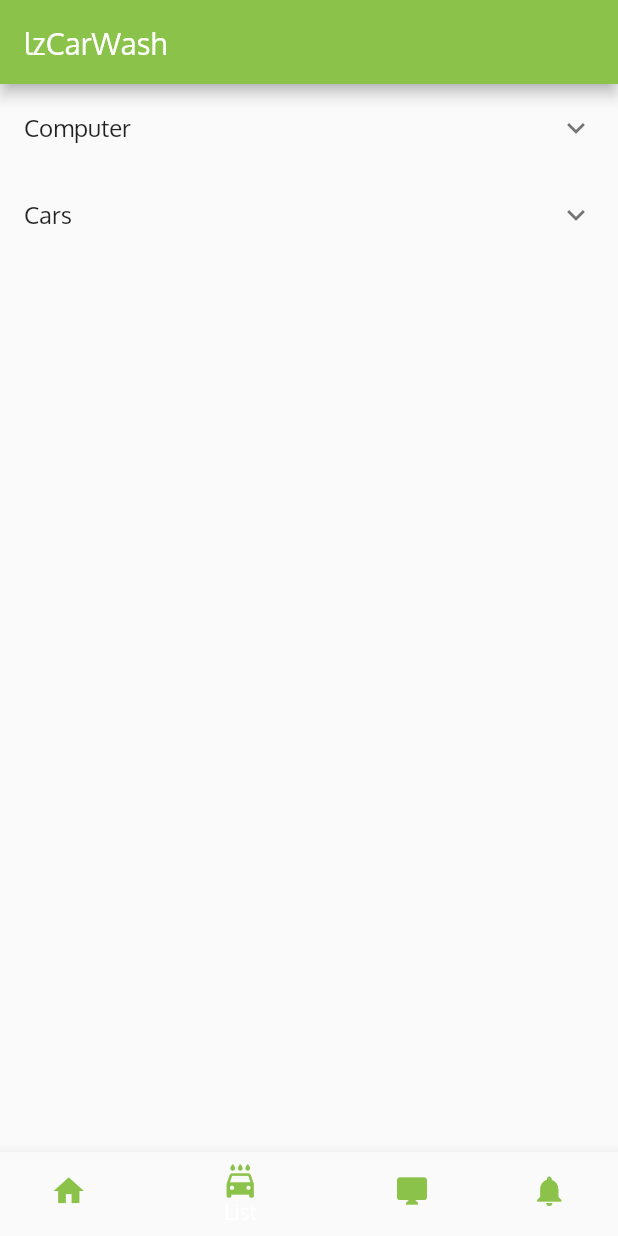
After one commit to johanwaluyo/Project-Flutter, a Flutter app: the MyApp screen opened directly, item 2 of the bottom bar chosen, on a phone screen of 412 x 824 dp. The commit adds this screen. Run offline on Flutter 3.47's test engine with Material 2 defaults, Android fonts, the phone set to English and light mode, and no system bars; missing offline and left inert: booking; statements that could not run were skipped.

Commit message:
add new project study case
grid listView and Tile

```diff
--- a/booking_ui/lib/main.dart
+++ b/booking_ui/lib/main.dart
@@ -16,7 +16,9 @@ ThemeData appTheme = ThemeData(
   fontFamily: 'Oxygen'
 );
 
+int menuItemNo = 0;
 List<String> location = ['Tg Balai Karimun (TBK)','Batam (BTM)'];
+
 
 class HomeScreen extends StatelessWidget{
   @override
--- /dev/null
+++ b/lzcarwash/lib/main.dart
@@ -0,0 +1,52 @@
+import 'package:flutter/material.dart';
+import 'package:lzcarwash/pages/grid_listview.dart';
+import 'package:lzcarwash/pages/tiles.dart';
+
+void main() => runApp(MaterialApp(
+  home:MyApp(),
+  theme: appTheme,
+));
+
+ThemeData appTheme = ThemeData(
+  primaryColor: Colors.lightGreen,
+);
+
+class MyApp extends StatefulWidget {
+  @override
+  _MyAppState createState() => _MyAppState();
+}
+
+class _MyAppState extends State<MyApp> {
+  int index = 0 ;
+  List<Widget> pages = [
+    GridListView(),
+    Tiles(),
+    Container(color: Colors.lightBlue,),
+    Container(color: Colors.orangeAccent,),
+  ];
+  @override
+  Widget build(BuildContext context) {
+    return Scaffold(
+      appBar: AppBar(
+        backgroundColor: appTheme.primaryColor,
+        title: Text('lzCarWash',style: TextStyle(color: Colors.white),),
+      ),
+      bottomNavigationBar: BottomNavigationBar(
+        type: BottomNavigationBarType.shifting,
+        onTap: (int idx){
+          setState(() {
+            index=idx;
+          });
+        },
+        currentIndex: index ,
+        items: [
+          BottomNavigationBarItem(title: Text('Home',style: TextStyle(color: appTheme.primaryColor),), icon: Icon(Icons.home, color: appTheme.primaryColor,)),
+          BottomNavigationBarItem(title: Text('List',style: TextStyle(color: appTheme.primaryColor),),icon: Icon(Icons.local_car_wash, color: appTheme.primaryColor,)),
+          BottomNavigationBarItem(title: Text('Data',style: TextStyle(color: appTheme.primaryColor),),icon: Icon(Icons.desktop_mac, color: appTheme.primaryColor,)),
+          BottomNavigationBarItem(title: Text('Notification',style: TextStyle(color: appTheme.primaryColor),),icon: Icon(Icons.notifications, color: appTheme.primaryColor,)),
+        ],
+      ),
+      body: pages[index],
+    );
+  }
+}
--- /dev/null
+++ b/lzcarwash/lib/pages/tiles.dart
@@ -0,0 +1,81 @@
+import 'package:flutter/material.dart';
+
+class MyTile{
+  String title;
+  List<MyTile> children;
+  MyTile(this.title,[this.children =const <MyTile>[]]);
+}
+
+class StuffInTiles extends StatelessWidget {
+  final MyTile myTile;
+  StuffInTiles(this.myTile);
+
+  @override
+  Widget build(BuildContext context) {
+    return _buildTiles(myTile);
+  }
+
+  Widget _buildTiles(MyTile t) {
+    if (t.children.isEmpty)
+      return new ListTile(
+          dense: true,
+          enabled: true,
+          isThreeLine: false,
+          onLongPress: () => print("long press"),
+          onTap: () => print("tap"),
+          subtitle: new Text("Subtitle"),
+          leading: new Text("Leading"),
+          selected: true,
+          trailing: new Text("trailing"),
+          title: new Text(t.title));
+
+    return new ExpansionTile(
+      key: new PageStorageKey<int>(3),
+      title: new Text(t.title),
+      children: t.children.map(_buildTiles).toList(),
+    );
+  }
+}
+
+
+class Tiles extends StatefulWidget {
+  @override
+  _TilesState createState() => _TilesState();
+}
+
+class _TilesState extends State<Tiles> {
+  @override
+  Widget build(BuildContext context) {
+    return  Container(
+      child: new ListView.builder(
+            itemBuilder: (BuildContext context, int index) {
+              return new StuffInTiles(listOfTiles[index]);
+            },
+            itemCount: listOfTiles.length,
+          ),
+    );
+}}
+
+List<MyTile> listOfTiles = <MyTile>[
+  new MyTile(
+    'Computer',
+    <MyTile>[
+    new MyTile(
+      'Software',
+      <MyTile>[
+        new MyTile('Java'),
+        new MyTile('C++'),
+        new MyTile('.NET'),
+      ],
+    ),
+    new MyTile('Hardware')
+  ]
+  ),
+  new MyTile(
+    'Cars',
+    <MyTile>[
+      new MyTile('Tesla'),
+      new MyTile('Toyota'),
+    ],
+  ),
+];
```
Also changed, not shown: booking_ui/lib/screens/CustomAppBar.dart (+6 -2 lines), booking_ui/lib/screens/CustomShaperClipper.dart (+20 -0 lines), lzcarwash/lib/pages/grid_listview.dart (added, +35 -0 lines), lzcarwash/pubspec.yaml (added, +71 -0 lines), lzcarwash/assets/images/img2.jpg (added), lzcarwash/assets/images/img3.jpg (added), lzcarwash/pubspec.lock (added), 54 other files.
